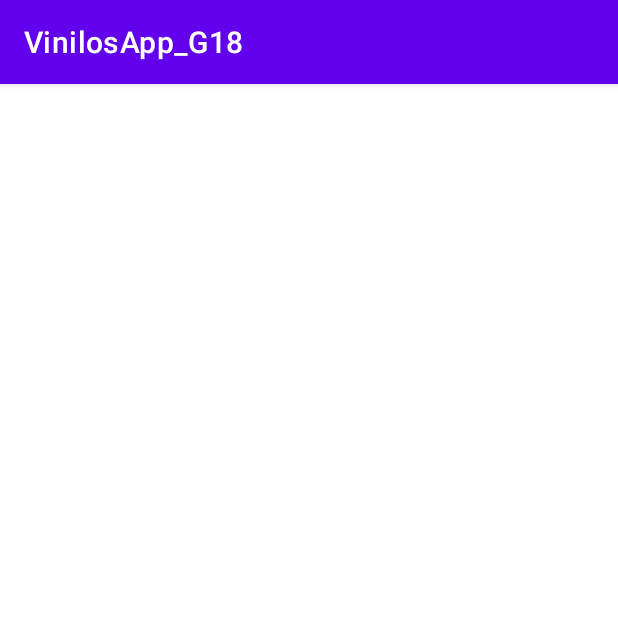
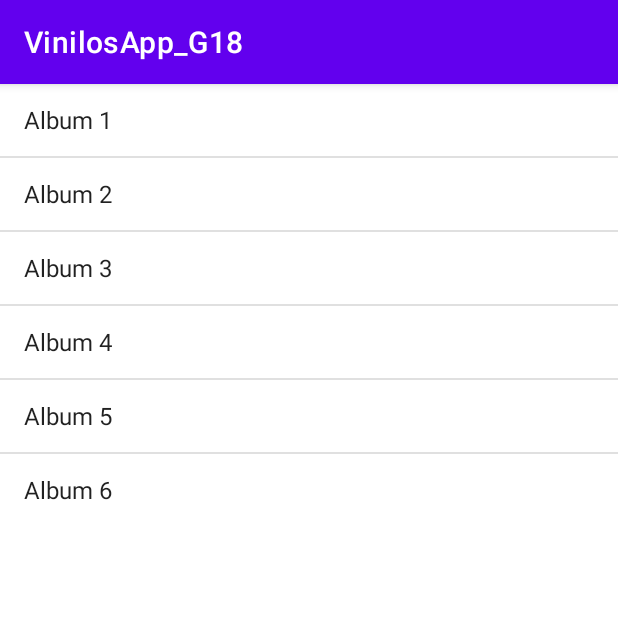
Before and after one commit to MISW-DesarrolloMovil-202215/MISW-DesarrolloMovil-202215, an Android app: the ListAlbumes screen opened directly, with no data from a screen before it, on a phone screen of 412 x 824 dp, the top half of it. Run offline under Robolectric (Android 15) with nearby library versions, the phone set to English and light mode, and no system bars.

Commit message:
Actualizar listar albumes

```diff
--- a/app/src/main/java/com/example/vinilosapp_g18/ListAlbumes.kt
+++ b/app/src/main/java/com/example/vinilosapp_g18/ListAlbumes.kt
@@ -2,10 +2,21 @@ package com.example.vinilosapp_g18
 
 import androidx.appcompat.app.AppCompatActivity
 import android.os.Bundle
+import android.widget.ArrayAdapter
+import android.widget.ListView
+import android.widget.Toast
 
 class ListAlbumes : AppCompatActivity() {
     override fun onCreate(savedInstanceState: Bundle?) {
         super.onCreate(savedInstanceState)
         setContentView(R.layout.activity_list_albumes)
+        val arrayAdapter: ArrayAdapter<*>
+
+        val albumes = mutableListOf("Album 1", "Album 2", "Album 3", "Album 4", "Album 5", "Album 6")
+        val lvAlbumes = findViewById<ListView>(R.id.lvAlbumes)
+
+        arrayAdapter = ArrayAdapter(this, android.R.layout.simple_list_item_1, albumes)
+        lvAlbumes.adapter = arrayAdapter
+
     }
 }
--- a/app/src/main/res/layout/activity_list_albumes.xml
+++ b/app/src/main/res/layout/activity_list_albumes.xml
@@ -1,9 +1,14 @@
 <?xml version="1.0" encoding="utf-8"?>
-<androidx.constraintlayout.widget.ConstraintLayout xmlns:android="http://schemas.android.com/apk/res/android"
-    xmlns:app="http://schemas.android.com/apk/res-auto"
+<LinearLayout xmlns:android="http://schemas.android.com/apk/res/android"
     xmlns:tools="http://schemas.android.com/tools"
     android:layout_width="match_parent"
     android:layout_height="match_parent"
-    tools:context=".ListAlbumes">
+    android:orientation="vertical">
 
-</androidx.constraintlayout.widget.ConstraintLayout>
+    <ListView
+        android:id="@+id/lvAlbumes"
+        android:layout_width="match_parent"
+        android:layout_height="wrap_content"
+        tools:context=".MainActivity"></ListView>
+
+</LinearLayout>
```
